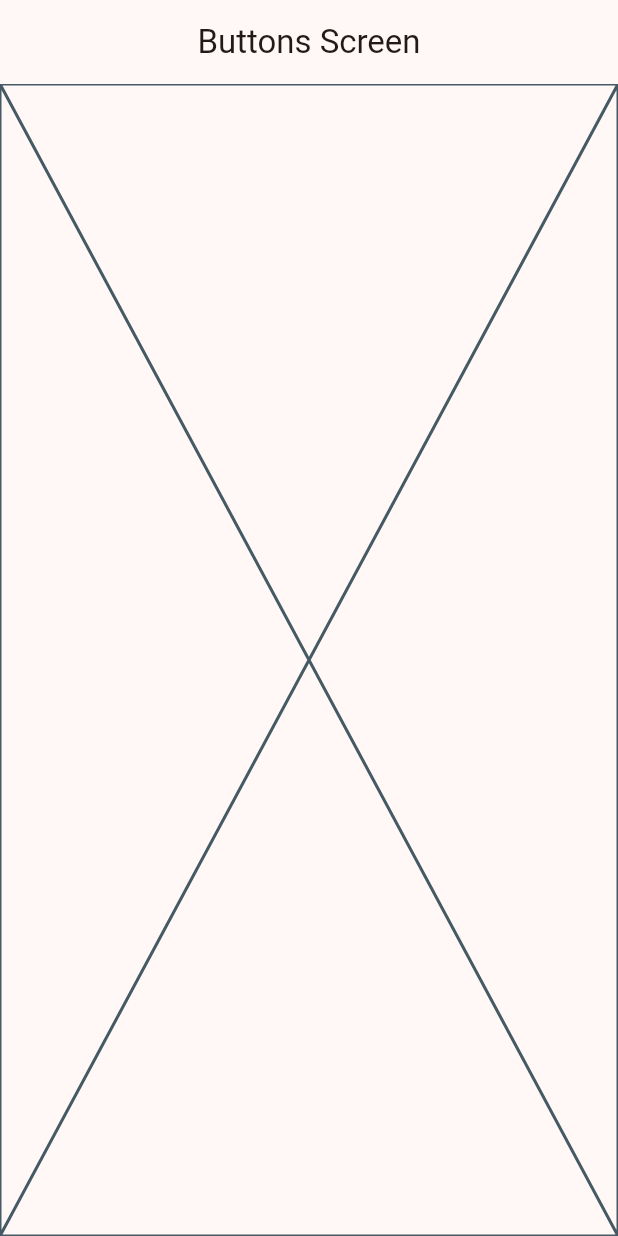
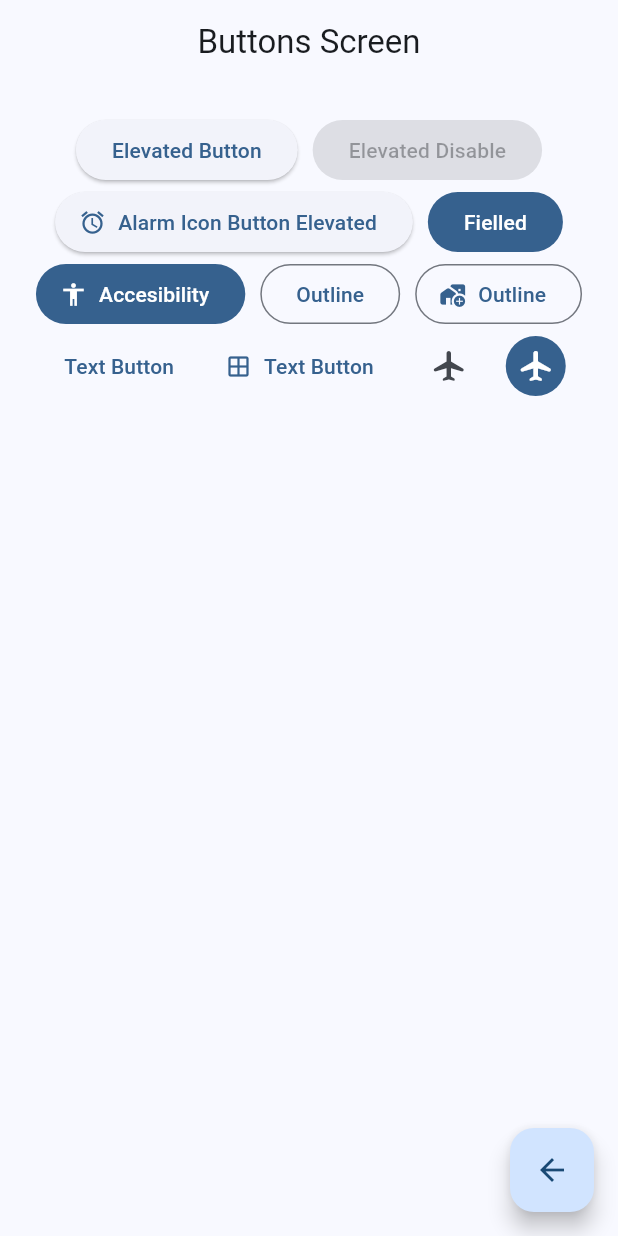
Before and after one commit to santacruzandres1/widgets_app, a Flutter app: the ButtonsScreen screen opened by its route, on a phone screen of 412 x 824 dp. Run offline on Flutter 3.47's test engine with Material 3 defaults, Android fonts, the phone set to English and light mode, and no system bars; our stand-ins replace go_router.

Commit message:
Implementacion de botones pre-configurados en buttons_screen.dart.

```diff
--- a/lib/main.dart
+++ b/lib/main.dart
@@ -14,7 +14,7 @@ class MainApp extends StatelessWidget {
     return MaterialApp.router(
       routerConfig: goAppRouter,
       debugShowCheckedModeBanner: false,
-      theme: AppTheme(selectedColor: 3).getTheme(),
+      theme: AppTheme(selectedColor: 0).getTheme(),
       // home:  const HomeScreen(), //
       // routes: AppRouter.routes, // Para go_router no vamos a utilizar estas rutas
                                   //incluso se puede remover la definicion del 'home' anterior
--- a/lib/presentation/screens/buttons/buttons_screen.dart
+++ b/lib/presentation/screens/buttons/buttons_screen.dart
@@ -1,4 +1,5 @@
 import 'package:flutter/material.dart';
+import 'package:go_router/go_router.dart';
 
 class ButtonsScreen extends StatelessWidget {
   static const String name = 'buttons_screen';
@@ -11,7 +12,56 @@ class ButtonsScreen extends StatelessWidget {
       appBar: AppBar(
         title: const Text('Buttons Screen'),
       ),
-      body: const Placeholder(),
+      body: _ButtonsView(),
+      floatingActionButton: FloatingActionButton(
+          onPressed: () {
+            // Navigator.of(context).pop(); // metodo navigator
+            context.pop(); //A traves de go router
+          },
+          child: const Icon(Icons.arrow_back),
+      ),
       );
   }
 }
+
+class _ButtonsView extends StatelessWidget {
+  get label => null;
+
+
+  @override
+  Widget build(BuildContext context) {
+    final colors = Theme.of(context).colorScheme;
+    return SizedBox(
+      width: double.infinity,
+      child: Padding(
+        padding: const EdgeInsets.symmetric(horizontal: 10, vertical: 20),
+        child: Wrap(
+          spacing: 10,
+          direction: Axis.horizontal,
+          alignment: WrapAlignment.center,
+          children: [
+            ElevatedButton(onPressed: (){}, child: const Text('Elevated Button'), ),
+            const ElevatedButton(onPressed: null, child: Text('Elevated Disable'), ),
+             ElevatedButton.icon(onPressed: (){}, icon: const Icon(Icons.alarm), label: const Text('Alarm Icon Button Elevated')),
+             FilledButton(onPressed: (){}, child: const Text('Fielled')),
+             FilledButton.icon(onPressed: (){}, icon: const Icon(Icons.accessibility), label: const Text('Accesibility'),),
+             OutlinedButton(onPressed: (){}, child: const Text('Outline')),
+             OutlinedButton.icon(onPressed: (){}, icon: const Icon(Icons.add_home_work_rounded), label: const Text('Outline')),
+             TextButton(onPressed: (){}, child:const Text('Text Button')),
+             TextButton.icon(onPressed: (){}, label:const Text('Text Button'), icon: const Icon(Icons.window_outlined),),
+             //TODO: Cusstom Buttom
+              IconButton(onPressed: (){}, icon: const Icon(Icons.airplanemode_active_rounded)),
+              IconButton(
+                  onPressed: (){},
+                  icon: const Icon(Icons.airplanemode_active_rounded),
+                  style: ButtonStyle(
+                    backgroundColor: MaterialStatePropertyAll(colors.primary),
+                    iconColor: const MaterialStatePropertyAll(Colors.white),
+                    ),
+                 ),
+          ],
+        ),
+      ),
+    );
+  }
+}
--- a/lib/presentation/screens/home/home_screen.dart
+++ b/lib/presentation/screens/home/home_screen.dart
@@ -1,7 +1,7 @@
 import 'package:flutter/material.dart';
 import 'package:go_router/go_router.dart';
 import 'package:widgets_app/config/menu_items/menu_items.dart';
-import 'package:widgets_app/presentation/screens/cards/cards_screen.dart';
+// import 'package:widgets_app/presentation/screens/cards/cards_screen.dart';
 
 class HomeScreen extends StatelessWidget {
   static const String name = 'home_screen';
@@ -60,8 +60,8 @@ class _CustomListTile extends StatelessWidget {
         //     throw const Text('Error 404: Ivalid path');
         //   }
 
-        // context.push(menuItem.link);
-        context.pushNamed(CardsScreen.name);
+        context.push(menuItem.link);
+        // context.pushNamed(CardsScreen.name);
       },
     );
   }
```
